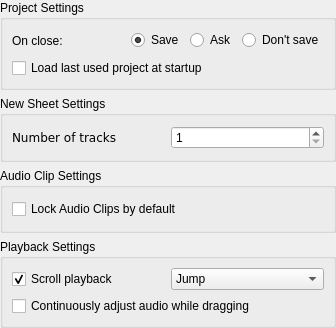
ErwanLegrand/Traverso-DAW, file src/traverso/ui/BehaviorConfigPage.ui: the form before one commit.
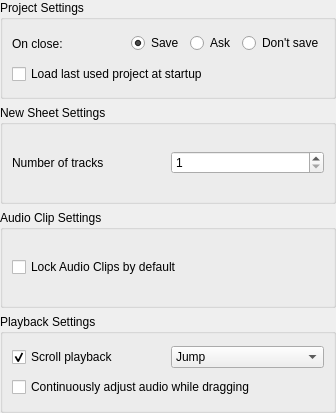
The form after the commit.

What changed in the file:
```diff
--- a/src/traverso/ui/BehaviorConfigPage.ui
+++ b/src/traverso/ui/BehaviorConfigPage.ui
@@ -6,7 +6,7 @@
     <x>0</x>
     <y>0</y>
     <width>336</width>
-    <height>328</height>
+    <height>413</height>
    </rect>
   </property>
   <property name="windowTitle" >
@@ -118,7 +118,7 @@
         <item>
          <widget class="QLabel" name="label_4" >
           <property name="text" >
-           <string>&lt;html>&lt;head>&lt;meta name="qrichtext" content="1" />&lt;/head>&lt;body style=" white-space: pre-wrap; font-family:Bitstream Vera Sans; font-weight:400; font-style:normal; text-decoration:none;">&lt;p style=" margin-top:0px; margin-bottom:0px; margin-left:0px; margin-right:0px; -qt-block-indent:0; text-indent:0px;">Number of tracks&lt;/p>&lt;/body>&lt;/html></string>
+           <string>Number of tracks</string>
           </property>
          </widget>
         </item>
```
Left out of the diff: 56 changed lines with no effect on the pictures.
